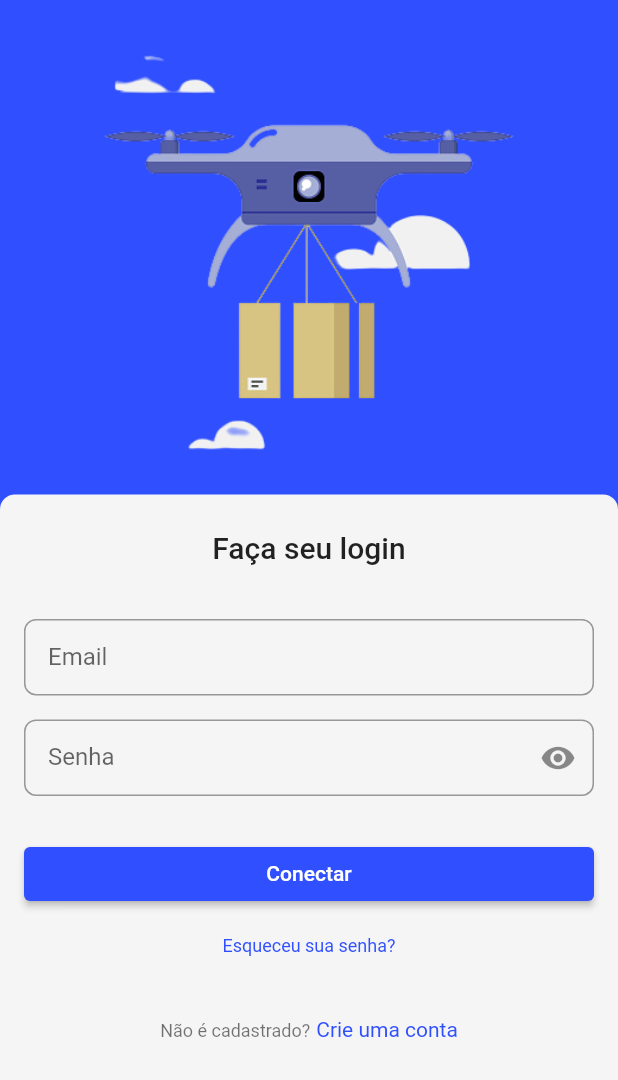
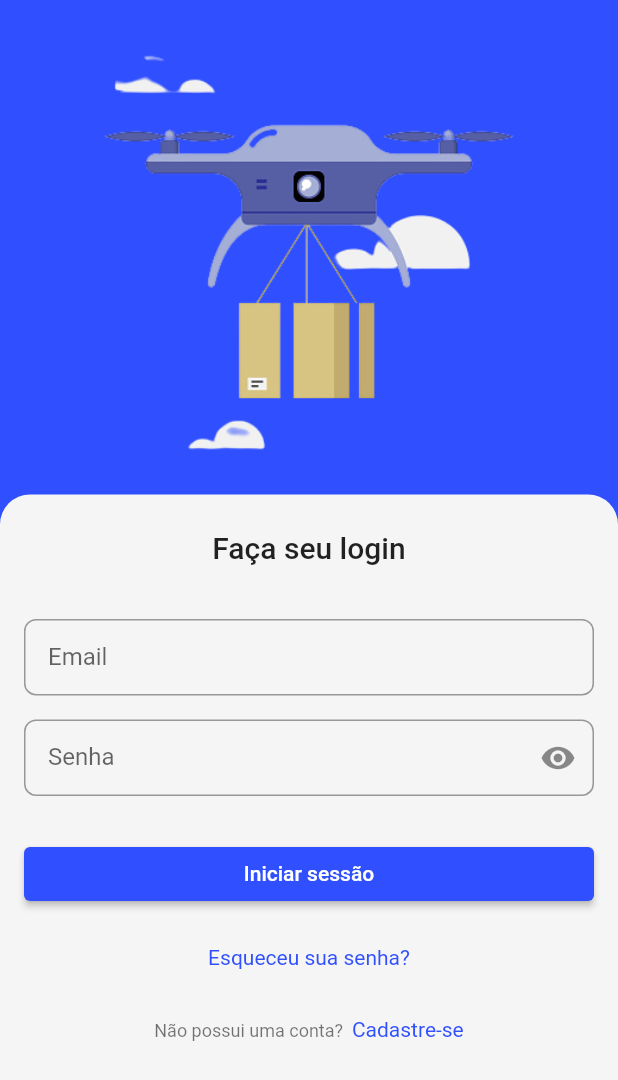
Before and after one commit to RaphaelRat/OnFly, a Flutter app: the screen it shows after launch, on a phone screen of 412 x 824 dp. Shown: the top 1080 px of the screen. Run offline on Flutter 3.47's test engine with Material 2 defaults, Android fonts, the light colour scheme and no system bars; our stand-ins replace get.

Commit message:
change layout on login page

```diff
--- a/lib/app/core/theme/form_field_input_decoration.dart
+++ b/lib/app/core/theme/form_field_input_decoration.dart
@@ -10,7 +10,7 @@ InputDecoration getFormFieldDecoration(BuildContext context, bool enabled, Strin
     contentPadding: const EdgeInsets.fromLTRB(16, 18, 24, 14),
     enabled: enabled,
     focusedBorder: OutlineInputBorder(
-      borderSide: const BorderSide(color: AppColors.indigoA200, width: 1),
+      borderSide: const BorderSide(color: AppColors.indigoA700, width: 1),
       borderRadius: BorderRadius.circular(8),
     ),
     enabledBorder: OutlineInputBorder(
@@ -42,7 +42,6 @@ InputDecoration getTextFieldDecoration({
   required bool enabled,
   required String label,
   required bool isInvalid,
-  FocusNode? focus,
 }) {
   return getFormFieldDecoration(context, enabled, label).copyWith(
     suffixIcon: isInvalid
--- a/lib/app/modules/login/login_page.dart
+++ b/lib/app/modules/login/login_page.dart
@@ -17,9 +17,12 @@ class LoginPage extends GetView<LoginController> {
   Widget build(BuildContext context) {
     final textTheme = Theme.of(context).textTheme;
     final loginFormKey = GlobalKey<FormState>();
+
     return SafeArea(
       child: Scaffold(
-        body: Container(
+        body: GestureDetector(
+          onTap: () => FocusManager.instance.primaryFocus?.unfocus(),
+          child: Container(
             color: AppColors.indigoA700,
             child: Column(
               mainAxisSize: MainAxisSize.min,
@@ -33,11 +36,16 @@ class LoginPage extends GetView<LoginController> {
                   child: Container(
                     width: double.infinity,
                     decoration: const BoxDecoration(
-                    borderRadius: BorderRadius.only(topLeft: Radius.circular(10), topRight: Radius.circular(10)),
+                      borderRadius: BorderRadius.only(topLeft: Radius.circular(20), topRight: Radius.circular(20)),
                       color: AppColors.whiteSmoke,
                     ),
                     child: Padding(
                       padding: const EdgeInsets.only(left: 16, right: 16),
+                      child: NotificationListener<OverscrollIndicatorNotification>(
+                        onNotification: (overscroll) {
+                          overscroll.disallowIndicator();
+                          return false;
+                        },
                         child: SingleChildScrollView(
                           child: Form(
                             key: loginFormKey,
@@ -92,34 +100,34 @@ class LoginPage extends GetView<LoginController> {
                                               width: double.infinity,
                                               child: ElevatedButton(
                                                 style: ButtonStyle(backgroundColor: MaterialStateProperty.all<Color>(AppColors.indigoA700)),
-                                            child: const Text('Conectar'),
+                                                child: const Text('Iniciar sessão'),
                                                 onPressed: () => onConnectPressed(loginFormKey),
                                               ),
                                             ),
                                     ),
                                   ),
                                 ),
+                                const SizedBox(height: 8),
                                 TextButton(
-                              child: Text('Esqueceu sua senha?', style: textTheme.caption?.copyWith(color: AppColors.indigoA700)),
+                                  child: Text('Esqueceu sua senha?', style: textTheme.bodyMedium?.copyWith(color: AppColors.indigoA700)),
                                   onPressed: () => showGetSnackbar(text: 'Em desenvolvimento'),
                                 ),
-                            const SizedBox(height: 24),
-                            Text.rich(
-                              TextSpan(
+                                const SizedBox(height: 16),
+                                RichText(
+                                  text: TextSpan(
                                     style: textTheme.caption,
                                     children: [
-                                  const TextSpan(text: 'Não é cadastrado?'),
-                                  const WidgetSpan(child: SizedBox(width: 4)),
+                                      const TextSpan(text: 'Não possui uma conta?  '),
                                       WidgetSpan(
-                                    child: InkWell(
-                                      child: const Text('Crie uma conta', style: TextStyle(color: AppColors.indigoA700)),
+                                        child: GestureDetector(
+                                          child: const Text('Cadastre-se', style: TextStyle(color: AppColors.indigoA700)),
                                           onTap: () => showGetSnackbar(text: 'Em desenvolvimento'),
                                         ),
                                       ),
                                     ],
                                   ),
                                 ),
-                            const SizedBox(height: 56),
+                                const SizedBox(height: 16),
                               ],
                             ),
                           ),
@@ -127,7 +135,9 @@ class LoginPage extends GetView<LoginController> {
                       ),
                     ),
                   ),
+                ),
               ],
+            ),
           ),
         ),
       ),
--- a/lib/main.dart
+++ b/lib/main.dart
@@ -17,7 +17,7 @@ class MyApp extends StatelessWidget {
     return GetMaterialApp(
       title: 'Flutter Demo',
       theme: ThemeData(
-        primarySwatch: Colors.blue,
+        primarySwatch: Colors.indigo,
       ),
       getPages: getAppPages(),
       initialRoute: LoginPage.route,
```
Lines whose indentation alone changed are shown as unchanged.
